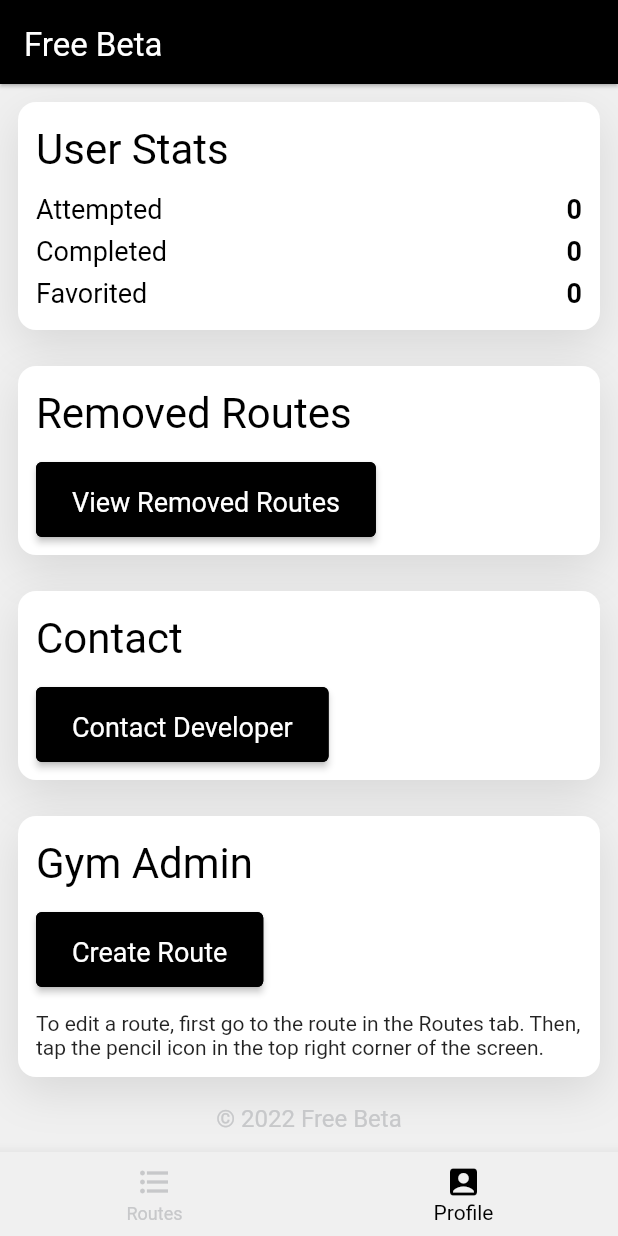
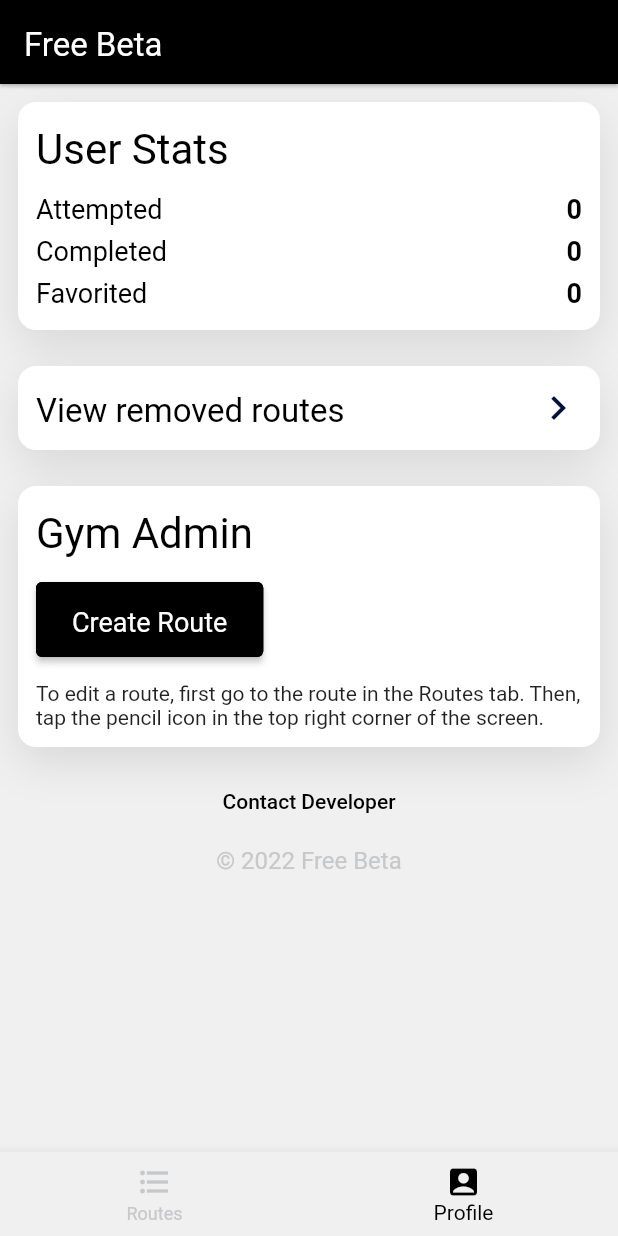
Before and after one commit to ajgreenman/free_beta, a Flutter app: the screen it shows once a user with an empty profile is signed in, item 2 of the bottom bar chosen, on a phone screen of 412 x 824 dp. Run offline on Flutter 3.47's test engine with Material 2 defaults, Android fonts, the phone set to English and light mode, and no system bars; our stand-ins replace cached_network_image, carousel_slider, cloud_firestore, firebase_auth, firebase_core, firebase_storage and 3 more; accounts and stored records are empty; network calls fail; Roboto replaces fonts that are missing (GTA).

Commit message:
refactored profile screen design

```diff
--- a/lib/user/presentation/profile_screen.dart
+++ b/lib/user/presentation/profile_screen.dart
@@ -2,7 +2,7 @@
 import 'package:flutter_riverpod/flutter_riverpod.dart';
 import 'package:free_beta/app/theme.dart';
 import 'package:free_beta/user/infrastructure/user_api.dart';
-import 'package:free_beta/user/presentation/widgets/app_settings.dart';
+import 'package:free_beta/user/presentation/contact_developer_screen.dart';
 import 'package:free_beta/user/presentation/widgets/gym_admin.dart';
 import 'package:free_beta/user/presentation/widgets/removed_routes.dart';
 import 'package:free_beta/user/presentation/widgets/user_stats.dart';
@@ -27,8 +27,8 @@
           children: [
             UserStats(),
             RemovedRoutes(),
-            AppSettings(),
             _GymAdmin(ref),
+            _ContactDeveloper(),
             _CopyrightText(),
           ],
         ),
@@ -53,6 +53,20 @@
   }
 }
 
+class _ContactDeveloper extends StatelessWidget {
+  const _ContactDeveloper({Key? key}) : super(key: key);
+
+  @override
+  Widget build(BuildContext context) {
+    return TextButton(
+      onPressed: () => Navigator.of(context).push(
+        ContactDeveloperScreen.route(),
+      ),
+      child: Text('Contact Developer'),
+    );
+  }
+}
+
 class _CopyrightText extends StatelessWidget {
   const _CopyrightText({Key? key}) : super(key: key);
 
--- a/lib/user/presentation/widgets/app_settings.dart
+++ /dev/null
@@ -1,53 +0,0 @@
-import 'package:flutter/material.dart';
-import 'package:free_beta/app/presentation/widgets/info_card.dart';
-import 'package:free_beta/app/theme.dart';
-import 'package:free_beta/user/presentation/contact_developer_screen.dart';
-
-class AppSettings extends StatelessWidget {
-  const AppSettings({Key? key}) : super(key: key);
-
-  @override
-  Widget build(BuildContext context) {
-    return InfoCard(
-      child: Column(
-        crossAxisAlignment: CrossAxisAlignment.start,
-        children: [
-          Text(
-            'Contact',
-            style: FreeBetaTextStyle.h2,
-          ),
-          SizedBox(height: FreeBetaSizes.l),
-          _buildActions(context),
-        ],
-      ),
-    );
-  }
-
-  Widget _buildActions(BuildContext context) {
-    return ElevatedButton(
-      onPressed: () =>
-          Navigator.of(context).push(ContactDeveloperScreen.route()),
-      child: Padding(
-        padding: FreeBetaPadding.xlHorizontal,
-        child: Text(
-          'Contact Developer',
-          style: FreeBetaTextStyle.h4.copyWith(
-            color: FreeBetaColors.white,
-          ),
-        ),
-      ),
-      style: ButtonStyle(
-        side: MaterialStateProperty.all(
-          BorderSide(
-            width: 2,
-          ),
-        ),
-        padding: MaterialStateProperty.all(
-          const EdgeInsets.symmetric(
-            vertical: FreeBetaSizes.ml,
-          ),
-        ),
-      ),
-    );
-  }
-}
--- a/lib/user/presentation/widgets/removed_routes.dart
+++ b/lib/user/presentation/widgets/removed_routes.dart
@@ -10,16 +10,8 @@
   @override
   Widget build(BuildContext context) {
     return InfoCard(
-      child: Column(
-        crossAxisAlignment: CrossAxisAlignment.start,
-        children: [
-          Text(
-            'Removed Routes',
-            style: FreeBetaTextStyle.h2,
-          ),
-          SizedBox(height: FreeBetaSizes.l),
-          ElevatedButton(
-            onPressed: () => Navigator.of(context).push(
+      child: InkWell(
+        onTap: () => Navigator.of(context).push(
           RouteListScreen.route(
             routeProvider: fetchFilteredRemovedRoutes,
             refreshProvider: fetchRemovedRoutesProvider,
@@ -29,29 +21,20 @@
             ),
           ),
         ),
-            child: Padding(
-              padding: FreeBetaPadding.xlHorizontal,
-              child: Text(
-                'View Removed Routes',
-                style: FreeBetaTextStyle.h4.copyWith(
-                  color: FreeBetaColors.white,
+        child: Row(
+          children: [
+            Text(
+              'View removed routes',
+              style: FreeBetaTextStyle.h3,
             ),
+            Spacer(),
+            Icon(
+              Icons.keyboard_arrow_right,
+              size: FreeBetaSizes.xxl,
+              color: FreeBetaColors.blueDark,
             ),
+          ],
         ),
-            style: ButtonStyle(
-              side: MaterialStateProperty.all(
-                BorderSide(
-                  width: 2,
-                ),
-              ),
-              padding: MaterialStateProperty.all(
-                const EdgeInsets.symmetric(
-                  vertical: FreeBetaSizes.ml,
-                ),
-              ),
-            ),
-          )
-        ],
       ),
     );
   }
```
Lines whose indentation alone changed are shown as unchanged.
